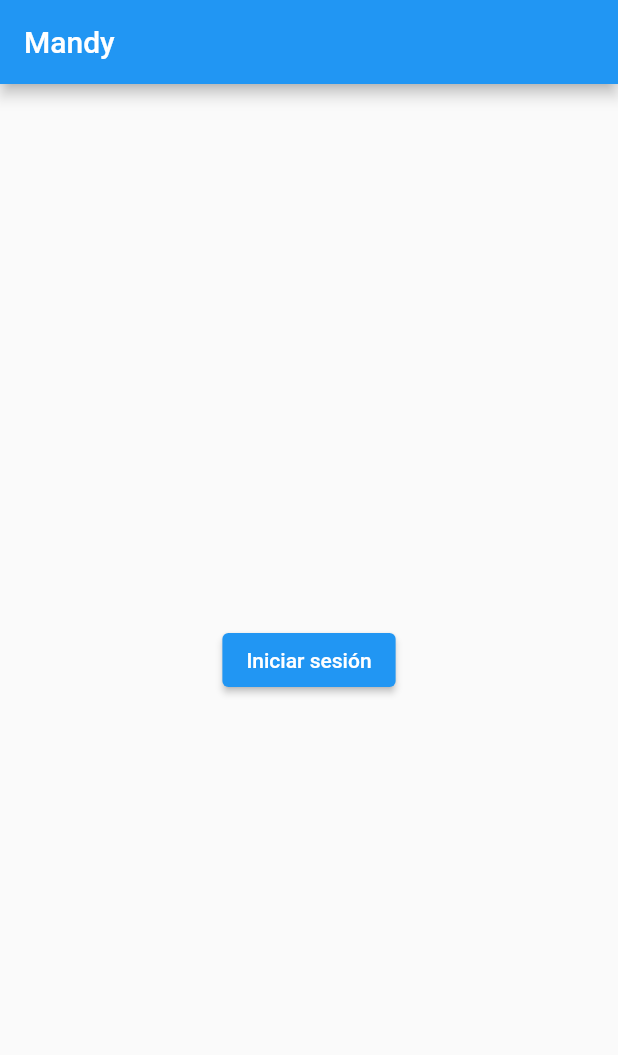
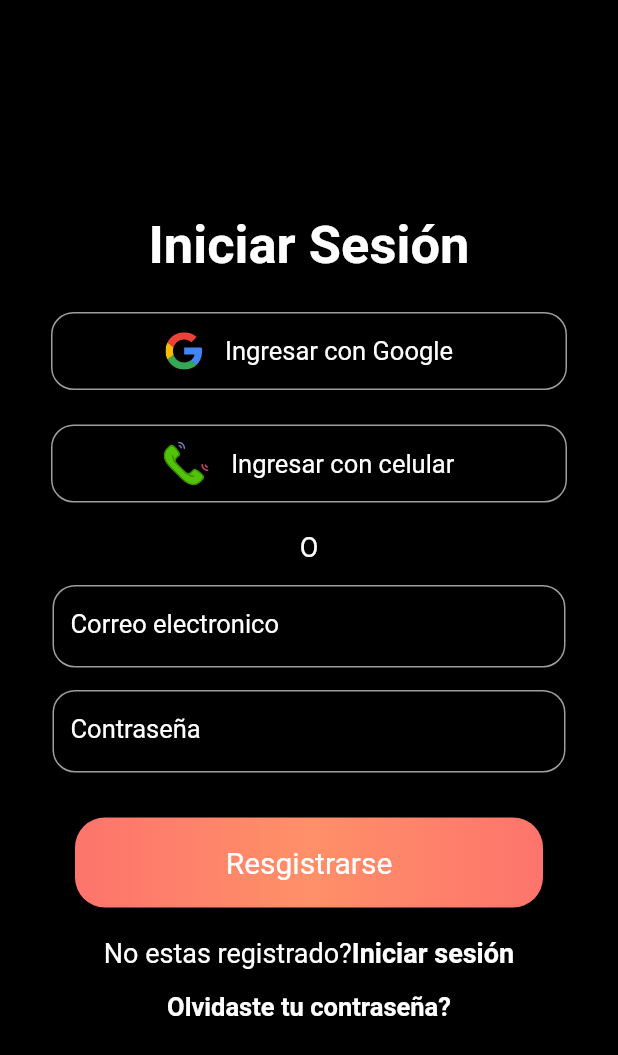
Before and after one commit to AdrianVargas23/mandy_2, a Flutter app: the screen it shows after launch, on a phone screen of 412 x 824 dp. Shown: the top 1055 px of the screen. Run offline on Flutter 3.47's test engine with Material 2 defaults, Android fonts, the phone set to English and light mode, and no system bars; our stand-ins replace firebase_auth, firebase_core, flutter_svg; accounts and stored records are empty.

Commit message:
Update Sign In and Sign Up
Creación de la pantalla de registro e inicio de sesión.

```diff
--- a/lib/main.dart
+++ b/lib/main.dart
@@ -1,5 +1,7 @@
 import 'package:flutter/material.dart';
 import 'package:firebase_core/firebase_core.dart';
+import 'package:mandy_2/pages/SignInPage.dart';
+import 'package:mandy_2/pages/SignUpPage.dart';
 import 'firebase_options.dart';
 import 'package:firebase_auth/firebase_auth.dart' as firebase_auth;
 
@@ -33,18 +35,7 @@ class _MyAppState extends State<MyApp> {
   @override
   Widget build(BuildContext context) {
     return MaterialApp(
-      home: Scaffold(
-        appBar: AppBar(
-          title: Text("Mandy"),
-        ),
-        body: Center(
-            child: ElevatedButton(
-          onPressed: () {
-            signup();
-          },
-          child: Text("Iniciar sesión"),
-        )),
-      ),
+      home: SignInPage(),
     );
   }
 }
--- /dev/null
+++ b/lib/pages/SignInPage.dart
@@ -0,0 +1,170 @@
+import 'package:flutter/material.dart';
+import 'package:flutter_svg/flutter_svg.dart';
+
+class SignInPage extends StatefulWidget {
+  SignInPage({Key? key}) : super(key: key);
+
+  @override
+  _SignInPageState createState() => _SignInPageState();
+}
+
+class _SignInPageState extends State<SignInPage> {
+  @override
+  Widget build(BuildContext context) {
+    return Scaffold(
+      body: SingleChildScrollView(
+        child: Container(
+          height: MediaQuery.of(context).size.height,
+          width: MediaQuery.of(context).size.width,
+          color: Colors.black,
+          child: Column(
+            mainAxisAlignment: MainAxisAlignment.center,
+            children: [
+              Text("Iniciar Sesión",
+                  style: TextStyle(
+                    fontSize: 35,
+                    color: Colors.white,
+                    fontWeight: FontWeight.bold,
+                  )),
+              SizedBox(
+                height: 20,
+              ),
+              buttonItem("assets/google.svg", "Ingresar con Google", 25),
+              SizedBox(
+                height: 15,
+              ),
+              buttonItem("assets/phone.svg", "Ingresar con celular", 30),
+              SizedBox(
+                height: 15,
+              ),
+              Text(
+                "O",
+                style: TextStyle(color: Colors.white, fontSize: 18),
+              ),
+              SizedBox(
+                height: 15,
+              ),
+              textItem("Correo electronico"),
+              SizedBox(
+                height: 15,
+              ),
+              textItem("Contraseña"),
+              SizedBox(
+                height: 30,
+              ),
+              colorButton(),
+              SizedBox(
+                height: 20,
+              ),
+              Row(
+                mainAxisAlignment: MainAxisAlignment.center,
+                children: [
+                  Text(
+                    "No estas registrado?",
+                    style: TextStyle(
+                      color: Colors.white,
+                      fontSize: 18,
+                    ),
+                  ),
+                  Text(
+                    "Iniciar sesión",
+                    style: TextStyle(
+                      color: Colors.white,
+                      fontSize: 18,
+                      fontWeight: FontWeight.bold,
+                    ),
+                  ),
+                ],
+              ),
+              SizedBox(
+                height: 15,
+              ),
+              Text(
+                "Olvidaste tu contraseña?",
+                style: TextStyle(
+                  color: Colors.white,
+                  fontSize: 17,
+                  fontWeight: FontWeight.bold,
+                ),
+              ),
+            ],
+          ),
+        ),
+      ),
+    );
+  }
+
+  Widget colorButton() {
+    return Container(
+      width: MediaQuery.of(context).size.width - 100,
+      height: 60,
+      decoration: BoxDecoration(
+          borderRadius: BorderRadius.circular(20),
+          gradient: LinearGradient(colors: [
+            Color(0xfffd746c),
+            Color(0xffff9068),
+            Color(0xfffd746c)
+          ])),
+      child: Center(
+        child: Text(
+          "Resgistrarse",
+          style: TextStyle(
+            color: Colors.white,
+            fontSize: 20,
+          ),
+        ),
+      ),
+    );
+  }
+
+  Widget buttonItem(String imagepath, String buttonName, double size) {
+    return Container(
+        width: MediaQuery.of(context).size.width - 60,
+        height: 60,
+        child: Card(
+          color: Colors.black,
+          elevation: 8,
+          shape: RoundedRectangleBorder(
+              borderRadius: BorderRadius.circular(15),
+              side: BorderSide(
+                width: 1,
+                color: Colors.grey,
+              )),
+          child: Row(mainAxisAlignment: MainAxisAlignment.center, children: [
+            SvgPicture.asset(
+              imagepath,
+              height: size,
+              width: size,
+            ),
+            SizedBox(
+              width: 15,
+            ),
+            Text(
+              buttonName,
+              style: TextStyle(color: Colors.white, fontSize: 17),
+            ),
+          ]),
+        ));
+  }
+
+  Widget textItem(String labeltext) {
+    return Container(
+      width: MediaQuery.of(context).size.width - 70,
+      height: 55,
+      child: TextFormField(
+        decoration: InputDecoration(
+            labelText: labeltext,
+            labelStyle: TextStyle(
+              fontSize: 17,
+              color: Colors.white,
+            ),
+            enabledBorder: OutlineInputBorder(
+                borderRadius: BorderRadius.circular(15),
+                borderSide: BorderSide(
+                  width: 1,
+                  color: Colors.grey,
+                ))),
+      ),
+    );
+  }
+}
--- a/pubspec.yaml
+++ b/pubspec.yaml
@@ -38,6 +38,7 @@ dependencies:
   cloud_firestore: ^4.12.1
   firebase_core: ^2.20.0
   firebase_auth: ^4.12.0
+  flutter_svg: ^2.0.8
 
 dev_dependencies:
   flutter_test:
@@ -62,7 +63,8 @@ flutter:
   uses-material-design: true
 
   # To add assets to your application, add an assets section, like this:
-  # assets:
+  assets:
+    - assets/
   #   - images/a_dot_burr.jpeg
   #   - images/a_dot_ham.jpeg
 
```
Also changed, not shown: lib/pages/SignUpPage.dart (added, +159 -0 lines), assets/google.svg (added), assets/phone.svg (added), 1 other file.
